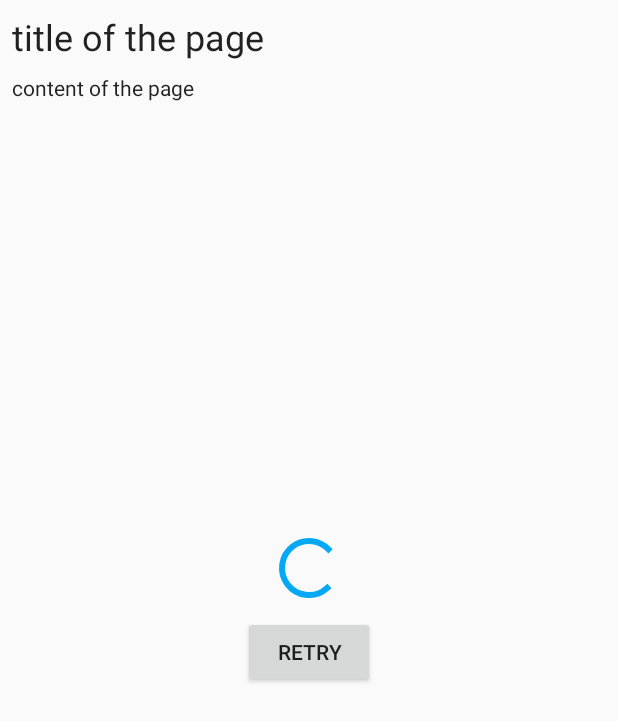
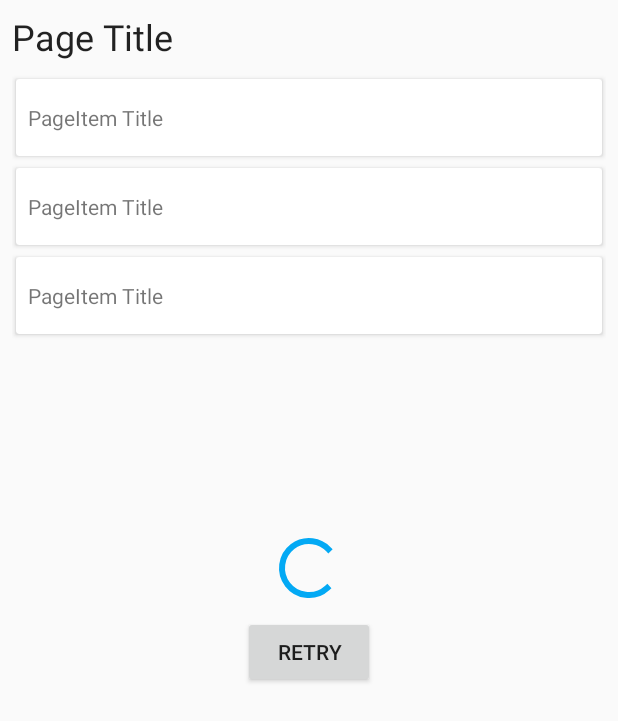
Before and after one commit to fabiolee/android-run, an Android app: the layout page_fragment.xml on its own in the app's theme, with its tools: preview values and no code run, on a phone screen of 412 x 824 dp. Shown: the top 721 px of the screen. Run offline under Robolectric (Android 15) with nearby library versions, the phone set to English and light mode, and no system bars.

```diff
--- a/app/src/main/res/layout/page_fragment.xml
+++ b/app/src/main/res/layout/page_fragment.xml
@@ -3,7 +3,6 @@
         xmlns:tools="http://schemas.android.com/tools"
         xmlns:android="http://schemas.android.com/apk/res/android">
     <data>
-        <import type="android.text.Html"/>
         <import type="com.blogspot.carirunners.run.vo.Resource"/>
         <variable
             name="page"
@@ -14,16 +13,12 @@
         <variable name="retryCallback"
                   type="com.blogspot.carirunners.run.ui.common.RetryCallback"/>
     </data>
-    <ScrollView
-        android:layout_width="match_parent"
-        android:layout_height="match_parent"
-        android:fillViewport="true">
     <android.support.constraint.ConstraintLayout
         android:orientation="vertical"
         android:layout_width="match_parent"
-                android:layout_height="wrap_content">
+        android:layout_height="match_parent">
         <TextView
-                android:id="@+id/name"
+            android:id="@+id/title"
             style="@style/TextAppearance.AppCompat.Headline"
             android:layout_width="wrap_content"
             android:layout_height="wrap_content"
@@ -34,20 +29,21 @@
             android:text="@{page.title}"
             app:layout_constraintStart_toStartOf="parent"
             app:layout_constraintTop_toTopOf="parent"
-                tools:text="title of the page"/>
-            <TextView
-                android:id="@+id/description"
-                style="@style/TextAppearance.AppCompat.Body1"
-                android:layout_width="wrap_content"
-                android:layout_height="wrap_content"
-                android:layout_marginLeft="8dp"
+            tools:text="Page Title"/>
+        <android.support.v7.widget.RecyclerView
+            android:id="@+id/page_item_list"
+            android:layout_width="0dp"
+            android:layout_height="0dp"
+            android:layout_marginBottom="8dp"
+            android:layout_marginEnd="8dp"
             android:layout_marginStart="8dp"
             android:layout_marginTop="8dp"
-                app:visibleGone="@{page != null}"
-                android:text='@{page == null ? "" : "" + Html.fromHtml(page.content)}'
+            app:layoutManager="LinearLayoutManager"
+            app:layout_constraintBottom_toBottomOf="parent"
+            app:layout_constraintEnd_toEndOf="parent"
             app:layout_constraintStart_toStartOf="parent"
-                app:layout_constraintTop_toBottomOf="@+id/name"
-                tools:text="content of the page"/>
+            app:layout_constraintTop_toBottomOf="@+id/title"
+            tools:listitem="@layout/page_item"/>
         <include layout="@layout/loading_state"
              app:resource="@{pageResource}"
              app:callback="@{() -> retryCallback.retry()}"
@@ -59,5 +55,4 @@
              android:layout_marginBottom="8dp" android:layout_marginTop="8dp"
              app:layout_constraintTop_toTopOf="parent"/>
     </android.support.constraint.ConstraintLayout>
-    </ScrollView>
 </layout>
--- /dev/null
+++ b/app/src/main/res/layout/page_item.xml
@@ -0,0 +1,31 @@
+<?xml version="1.0" encoding="utf-8"?>
+<layout xmlns:android="http://schemas.android.com/apk/res/android"
+        xmlns:app="http://schemas.android.com/apk/res-auto"
+        xmlns:tools="http://schemas.android.com/tools">
+    <data>
+        <variable name="pageItem" type="com.blogspot.carirunners.run.vo.PageItem"/>
+    </data>
+    <android.support.v7.widget.CardView android:layout_width="match_parent"
+                                        android:layout_height="wrap_content"
+                                        app:cardUseCompatPadding="true">
+        <android.support.constraint.ConstraintLayout
+                android:layout_width="match_parent"
+                android:layout_height="wrap_content">
+            <TextView
+                android:id="@+id/title"
+                android:text="@{pageItem.title}"
+                android:layout_width="match_parent"
+                android:layout_height="wrap_content"
+                android:layout_marginBottom="16dp"
+                android:layout_marginTop="16dp"
+                android:layout_marginEnd="@dimen/default_margin"
+                android:layout_marginLeft="@dimen/default_margin"
+                android:layout_marginRight="@dimen/default_margin"
+                android:layout_marginStart="@dimen/default_margin"
+                app:layout_constraintBottom_toBottomOf="parent"
+                app:layout_constraintTop_toTopOf="parent"
+                app:layout_constraintStart_toStartOf="parent"
+                tools:text="PageItem Title"/>
+        </android.support.constraint.ConstraintLayout>
+    </android.support.v7.widget.CardView>
+</layout>
--- a/build.gradle
+++ b/build.gradle
@@ -18,11 +18,12 @@ ext {
     buildToolsVersion = "25.0.3"
     minSdkVersion = 14
 
+    androidArchVersion = "1.0.0-alpha3"
     androidSupportVersion = "25.4.0"
     facebookStethoVersion = "1.5.0"
+    jsoupVersion = "1.10.3"
     squareOkHttpVersion = "3.8.0"
     squareRetrofitVersion = "2.3.0"
-    arch_version = "1.0.0-alpha2"
     dagger_version = "2.11"
     junit_version = "4.12"
     espresso_version = "2.2.2"
```
Also changed, not shown: app/build.gradle (+10 -10 lines), app/src/main/java/com/blogspot/carirunners/run/ui/page/PageFragment.java (+43 -9 lines), app/src/main/java/com/blogspot/carirunners/run/ui/page/PageItemAdapter.java (added, +59 -0 lines), app/src/main/java/com/blogspot/carirunners/run/vo/PageItem.java (added, +14 -0 lines), 1 other file. Lines whose indentation alone changed are shown as unchanged.
